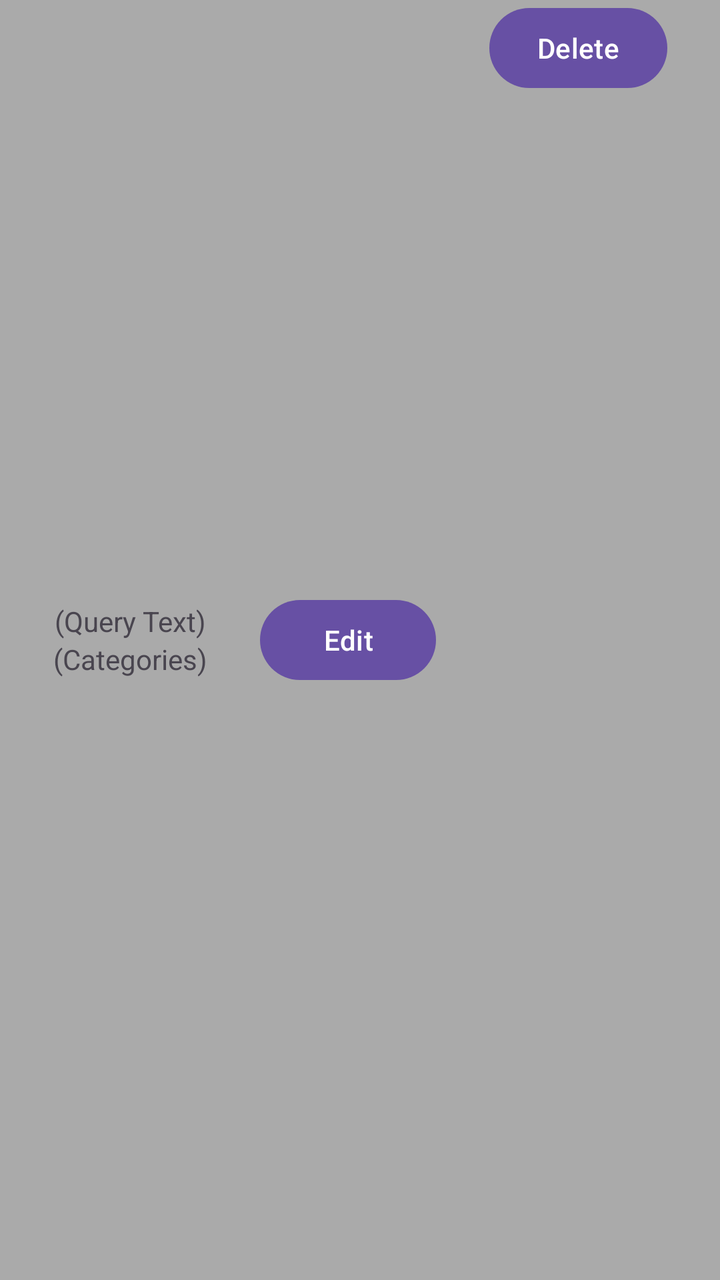
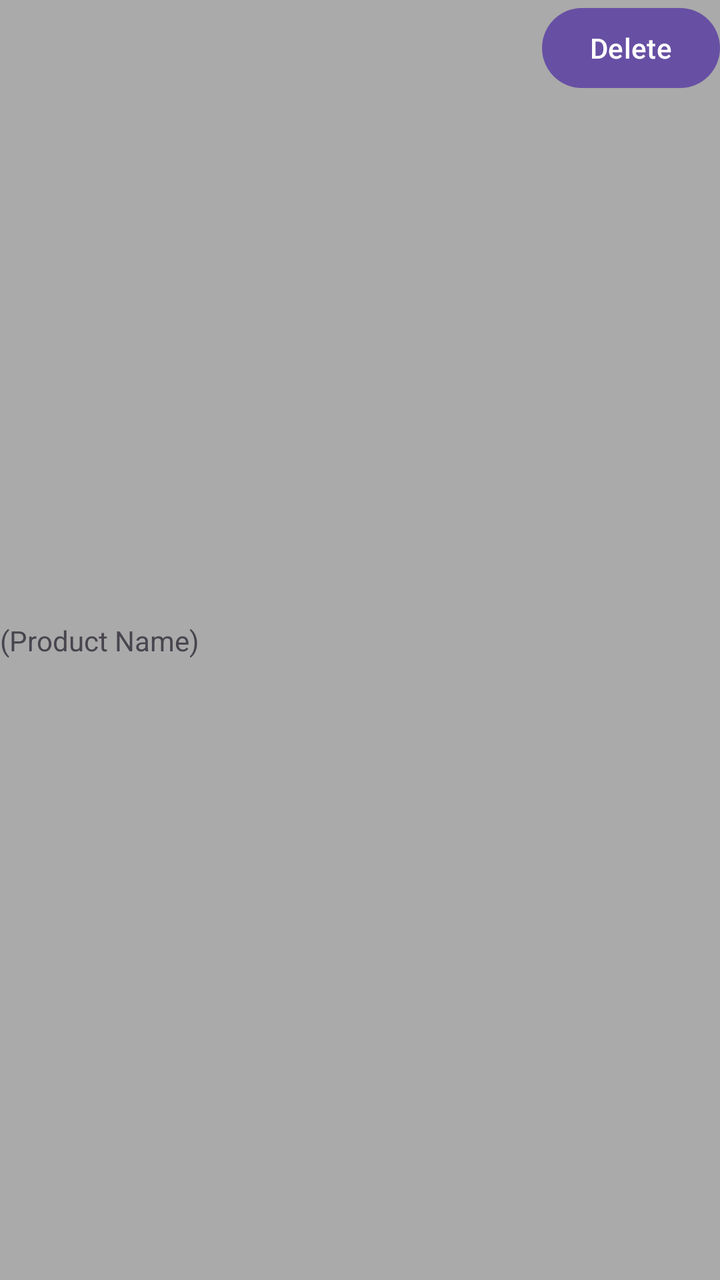

An Android layout rendered at two revisions. The XML below is the earlier revision; the diff shows what the commit changed to produce the second picture.
<!-- AndroidManifest.xml: application theme Theme._3130_grp8_app -->
<!-- res/layout/view_preferred_product_teaser.xml -->
<?xml version="1.0" encoding="utf-8"?>
<androidx.constraintlayout.widget.ConstraintLayout xmlns:android="http://schemas.android.com/apk/res/android"
    xmlns:app="http://schemas.android.com/apk/res-auto"
    xmlns:tools="http://schemas.android.com/tools"
    android:id="@+id/preferredProductTeaserLayout"
    android:layout_width="400dp"
    android:layout_height="wrap_content"
    android:background="@android:color/darker_gray">

    <LinearLayout
        android:id="@+id/preferredProductTeaserTextLayout"
        android:layout_width="wrap_content"
        android:layout_height="wrap_content"
        android:orientation="vertical"
        android:gravity="center_horizontal"
        app:layout_constraintStart_toStartOf="parent"
        app:layout_constraintEnd_toStartOf="@id/preferredProductTeaserEditButton"
        app:layout_constraintTop_toTopOf="parent"
        app:layout_constraintBottom_toBottomOf="parent">

        <TextView
            android:id="@+id/queryTextView"
            android:layout_width="wrap_content"
            android:layout_height="wrap_content"
            android:text="(Query Text)"
            android:gravity="center"/>

        <TextView
            android:id="@+id/preferredProductTeaserCategories"
            android:layout_width="wrap_content"
            android:layout_height="wrap_content"
            android:text="(Categories)"
            android:gravity="center"/>

    </LinearLayout>

    <Button
        android:id="@+id/preferredProductTeaserEditButton"
        android:layout_width="wrap_content"
        android:layout_height="wrap_content"
        app:layout_constraintStart_toEndOf="@id/preferredProductTeaserTextLayout"
        app:layout_constraintEnd_toStartOf="@id/preferredProductTeaserDeleteButton"
        app:layout_constraintTop_toTopOf="parent"
        app:layout_constraintBottom_toBottomOf="parent"
        android:text="Edit" />

    <Button
        android:id="@+id/preferredProductTeaserDeleteButton"
        android:layout_width="wrap_content"
        android:layout_height="wrap_content"
        app:layout_constraintStart_toEndOf="@id/preferredProductTeaserEditButton"
        app:layout_constraintEnd_toEndOf="parent"
        app:layout_constraintTop_toTopOf="parent"
        android:text="Delete" />

</androidx.constraintlayout.widget.ConstraintLayout>
<!-- resources referenced by this layout -->
<resources>
  <style name="Theme._3130_grp8_app" parent="Base.Theme._3130_grp8_app" />
  <style name="Base.Theme._3130_grp8_app" parent="Theme.Material3.DayNight.NoActionBar">
          
          
      </style>
</resources>

<!-- the commit's change to res/layout/view_preferred_product_teaser.xml (unified diff, before → after) -->
@@ -11,46 +11,27 @@
         android:id="@+id/preferredProductTeaserTextLayout"
         android:layout_width="wrap_content"
         android:layout_height="wrap_content"
+        android:gravity="center_horizontal"
         android:orientation="vertical"
-        android:gravity="center_horizontal"
+        app:layout_constraintBottom_toBottomOf="parent"
         app:layout_constraintStart_toStartOf="parent"
-        app:layout_constraintEnd_toStartOf="@id/preferredProductTeaserEditButton"
-        app:layout_constraintTop_toTopOf="parent"
-        app:layout_constraintBottom_toBottomOf="parent">
+        app:layout_constraintTop_toTopOf="parent">
 
         <TextView
-            android:id="@+id/queryTextView"
+            android:id="@+id/productNameTextView"
             android:layout_width="wrap_content"
             android:layout_height="wrap_content"
-            android:text="(Query Text)"
-            android:gravity="center"/>
-
-        <TextView
-            android:id="@+id/preferredProductTeaserCategories"
-            android:layout_width="wrap_content"
-            android:layout_height="wrap_content"
-            android:text="(Categories)"
-            android:gravity="center"/>
+            android:gravity="center"
+            android:text="(Product Name)" />
 
     </LinearLayout>
-
-    <Button
-        android:id="@+id/preferredProductTeaserEditButton"
-        android:layout_width="wrap_content"
-        android:layout_height="wrap_content"
-        app:layout_constraintStart_toEndOf="@id/preferredProductTeaserTextLayout"
-        app:layout_constraintEnd_toStartOf="@id/preferredProductTeaserDeleteButton"
-        app:layout_constraintTop_toTopOf="parent"
-        app:layout_constraintBottom_toBottomOf="parent"
-        android:text="Edit" />
 
     <Button
         android:id="@+id/preferredProductTeaserDeleteButton"
         android:layout_width="wrap_content"
         android:layout_height="wrap_content"
-        app:layout_constraintStart_toEndOf="@id/preferredProductTeaserEditButton"
+        android:text="Delete"
         app:layout_constraintEnd_toEndOf="parent"
-        app:layout_constraintTop_toTopOf="parent"
-        android:text="Delete" />
+        app:layout_constraintTop_toTopOf="parent" />
 
 </androidx.constraintlayout.widget.ConstraintLayout>
